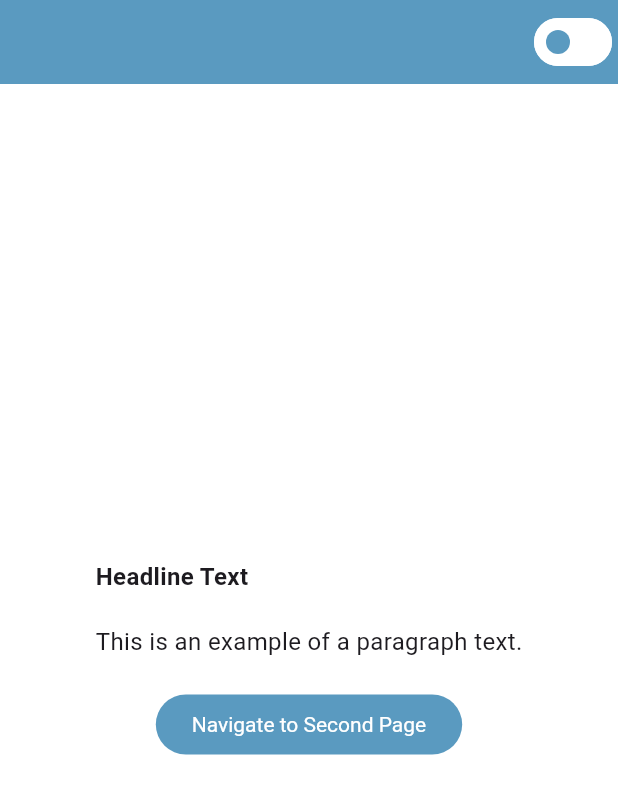
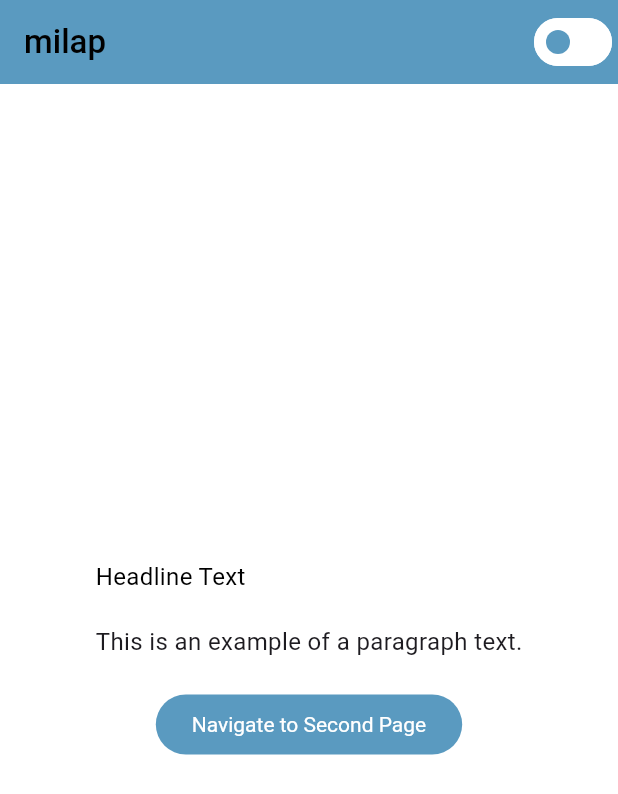
Before and after one commit to milap612/SwitchTheme, a Flutter app: the screen it shows after launch, on a phone screen of 412 x 824 dp. Shown: the top 794 px of the screen. Run offline on Flutter 3.47's test engine with Material 3 defaults, Android fonts, the phone set to English and light mode, and no system bars; our stand-ins replace flutter_bloc, shared_preferences.

Commit message:
initial commit

```diff
--- a/lib/theme/bloc/theme_bloc.dart
+++ b/lib/bloc/theme_bloc.dart
@@ -1,7 +1,7 @@
 import 'package:flutter_bloc/flutter_bloc.dart';
-import 'package:switch_theme/theme/bloc/theme_event.dart';
+import 'package:switch_theme/bloc/theme_event.dart';
 
-import '../../share_preference_controller.dart';
+import '../preference/share_preference_controller.dart';
 
 class ThemeBloc extends Bloc<ThemeEvent, bool> {
   ThemeBloc() : super(false) {
--- a/lib/main.dart
+++ b/lib/main.dart
@@ -1,8 +1,8 @@
 import 'package:flutter/material.dart';
 import 'package:flutter_bloc/flutter_bloc.dart';
-import 'package:switch_theme/share_preference_controller.dart';
-import 'package:switch_theme/theme/bloc/theme_bloc.dart';
-import 'package:switch_theme/theme/bloc/theme_event.dart';
+import 'package:switch_theme/preference/share_preference_controller.dart';
+import 'package:switch_theme/bloc/theme_bloc.dart';
+import 'package:switch_theme/bloc/theme_event.dart';
 
 import 'theme/app_theme.dart';
 import 'theme/colors.dart';
@@ -37,6 +37,7 @@ class _MyAppState extends State<MyApp> {
               : AppTheme(AppColors.mainColors).getTheme(),
           home: Scaffold(
             appBar: AppBar(
+              title: Text('milap'),
               actions: [
                 Switch(
                     value: state,
@@ -53,11 +54,6 @@ class _MyAppState extends State<MyApp> {
                     children: [
                       Text(
                         'Headline Text',
-                        style: TextStyle(
-                          color:
-                              Theme.of(context).textTheme.headlineLarge!.color,
-                          fontWeight: FontWeight.bold,
-                        ),
                       ),
                       const SizedBox(
                         height: 20,
@@ -65,7 +61,7 @@ class _MyAppState extends State<MyApp> {
                       Text(
                         'This is an example of a paragraph text.',
                         style: TextStyle(
-                          color: Theme.of(context).textTheme.bodyMedium!.color,
+                          color: Theme.of(context).textTheme.bodyMedium?.color,
                         ),
                       ),
                     ],
--- a/lib/theme/app_theme.dart
+++ b/lib/theme/app_theme.dart
@@ -24,12 +24,16 @@ class AppTheme {
         foregroundColor: chosenColor.backgroundColor,
         titleTextStyle: TextStyle(
           fontSize: sizes.appBarText,
-          color: chosenColor.whiteColor,
+          color: chosenColor.textColor,
           fontWeight: FontWeight.w500,
         ),
       ),
       textTheme: TextTheme(
         bodyMedium: TextStyle(
+          color: chosenColor.textColor,
+          fontSize: sizes.normalText,
+        ),
+        labelSmall: TextStyle(
           color: chosenColor.textColor,
           fontSize: sizes.normalText,
         ),
--- a/lib/theme/colors.dart
+++ b/lib/theme/colors.dart
@@ -22,7 +22,7 @@ class AppColors {
     whiteColor: const Color(0xffFFFFFF),
     blackColor: const Color(0xff000000),
     backgroundColor: const Color.fromARGB(255, 255, 255, 255),
-    textColor: const Color.fromARGB(255, 55, 56, 56),
+    textColor: const Color(0xff000000),
     primaryColor: const Color.fromARGB(255, 90, 154, 192),
   );
 
@@ -32,7 +32,7 @@ class AppColors {
     whiteColor: const Color(0xff000000),
     blackColor: const Color(0xffFFFFFF),
     backgroundColor: const Color.fromARGB(255, 55, 56, 56),
-    textColor: const Color.fromARGB(255, 255, 255, 255),
+    textColor: const Color(0xffFFFFFF),
     primaryColor: const Color.fromARGB(255, 154, 169, 178),
   );
 }
```
Also changed, not shown: lib/bloc/theme_event.dart (renamed from lib/theme/bloc/theme_event.dart), lib/preference/share_preference_controller.dart (renamed from lib/share_preference_controller.dart).
